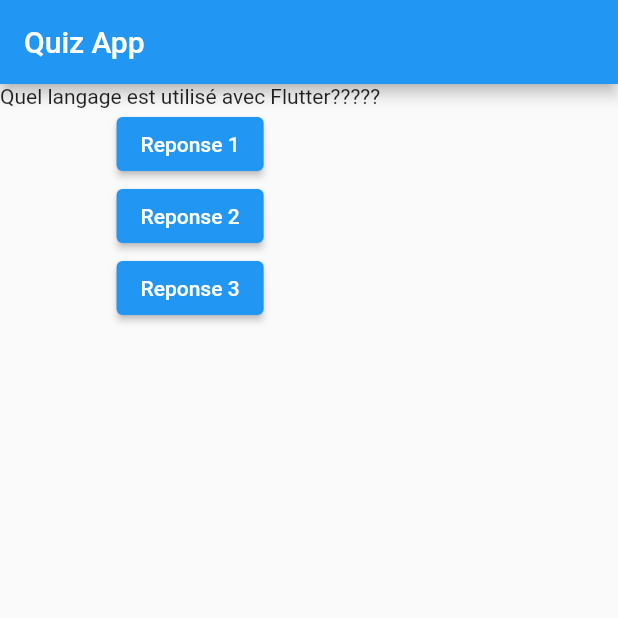
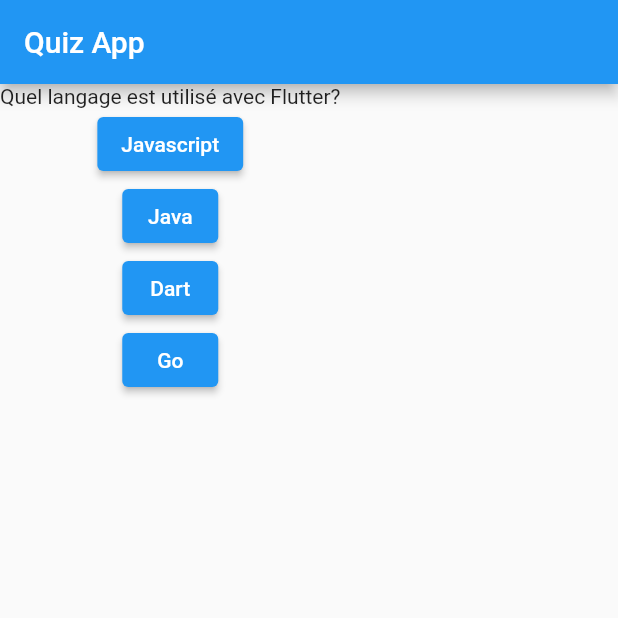
Before and after one commit to mehdi-mtir/flutter-first-app, a Flutter app: the screen it shows after launch, on a phone screen of 412 x 824 dp, the top half of it. Run offline on Flutter 3.47's test engine with Material 2 defaults, Android fonts, the phone set to English and light mode, and no system bars; missing offline and left inert: dart:ffi.

Commit message:
Calcul du score

```diff
--- a/lib/main.dart
+++ b/lib/main.dart
@@ -1,3 +1,5 @@
+import 'dart:ffi';
+
 import 'package:flutter/material.dart';
 
 void main() {
@@ -13,22 +15,47 @@ class MyApp extends StatefulWidget {
 
 class _MyAppState extends State<MyApp> {
   int _questionIndex = 0;
+  int _score = 0;
 
   final _questions = [
-    {"question": "Quel langage est utilisé avec Flutter?????", "reponses": []},
+    {
+      "question": "Quel langage est utilisé avec Flutter?",
+      "reponses": [
+        {"text": "Javascript", "score": 0},
+        {"text": "Java", "score": 0},
+        {"text": "Dart", "score": 4},
+        {"text": "Go", "score": 0},
+      ]
+    },
     {
       "question": "Quel est le composant principal d'une application Flutter?",
-      "reponses": []
+      "reponses": [
+        {"text": "Component", "score": 0},
+        {"text": "Widget", "score": 4},
+        {"text": "Activity", "score": 0},
+        {"text": "Service", "score": 0},
+      ]
     },
     {
       "question": "En quelle année est apparue la première version de Flutter?",
-      "reponses": []
+      "reponses": [
+        {"text": "2010", "score": 0},
+        {"text": "2015", "score": 0},
+        {"text": "2018", "score": 4},
+        {"text": "2020", "score": 0},
+      ]
     },
   ];
 
-  _getResponse() {
+  _getResponse(int responseScore) {
     print("Reponse sélectionnée!");
-    _questionIndex++;
+    _score += responseScore;
+    print(_score);
+    if (_questionIndex < _questions.length - 1) {
+      setState(() {
+        _questionIndex++;
+      });
+    }
   }
 
   @override
@@ -39,9 +66,11 @@ class _MyAppState extends State<MyApp> {
         body: Column(
           children: [
             Text(_questions[_questionIndex]['question'] as String),
-            ElevatedButton(onPressed: _getResponse, child: Text('Reponse 1')),
-            ElevatedButton(onPressed: _getResponse, child: Text('Reponse 2')),
-            ElevatedButton(onPressed: _getResponse, child: Text('Reponse 3')),
+            ...(_questions[_questionIndex]['reponses'] as List)
+                .map((rep) => ElevatedButton(
+                    onPressed: () => _getResponse(rep['score']),
+                    child: Text(rep['text'] as String)))
+                .toList()
           ],
         ),
       ),
```
